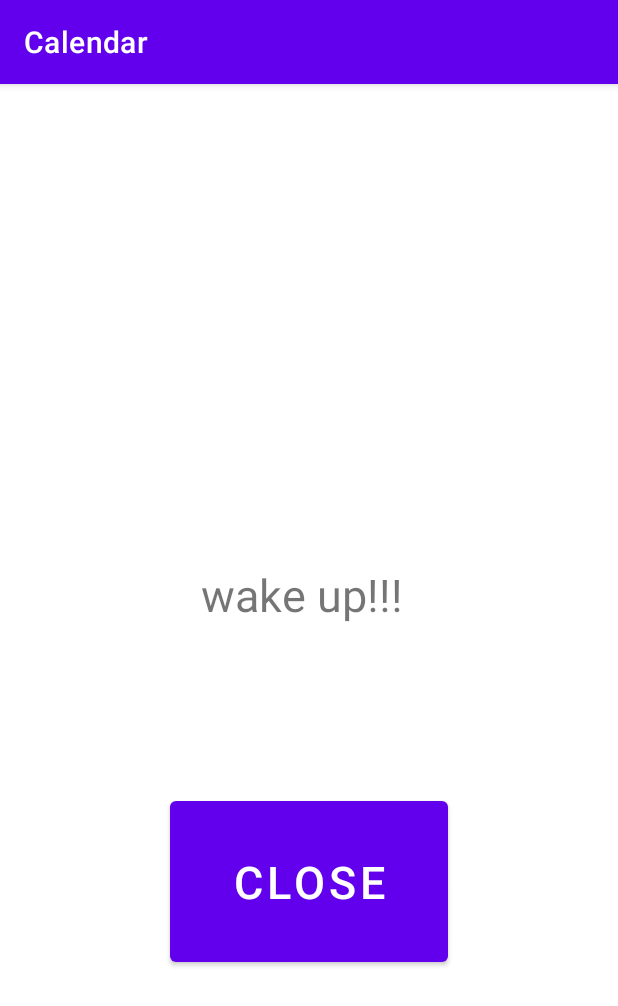
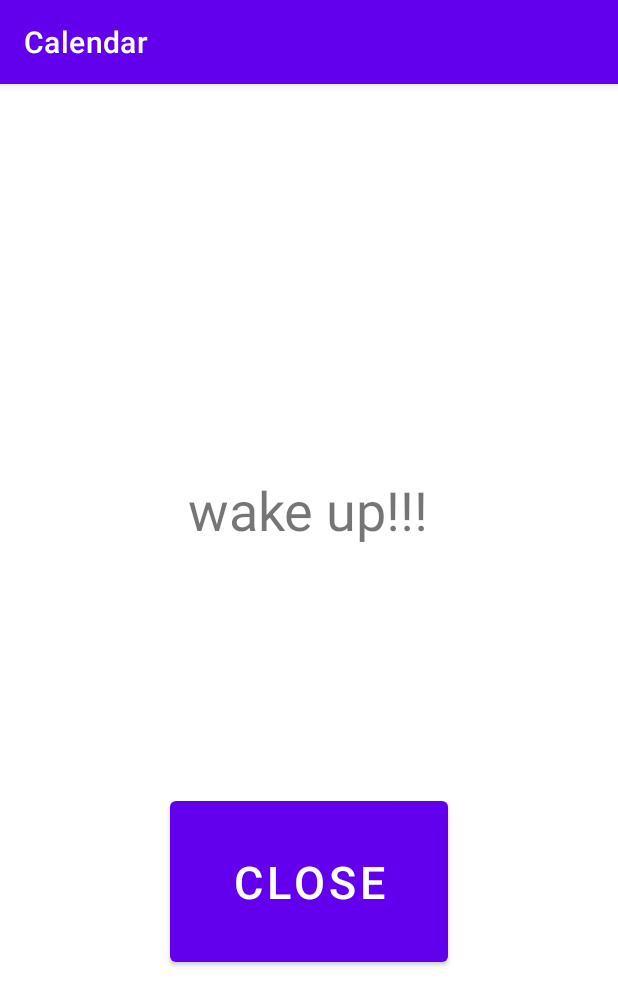
Before and after one commit to 525750302/calender, an Android app: the PlayAlarm screen opened directly, with no data from a screen before it, on a phone screen of 412 x 824 dp. Shown: the top 1006 px of the screen. Run offline under Robolectric (Android 15) with nearby library versions, the phone set to English and light mode, and no system bars.

Commit message:
真·最终版本

```diff
--- a/app/src/main/java/jp/ac/ritsumei/ise/phy/exp2/is0599pv/calendar/MainActivity.java
+++ b/app/src/main/java/jp/ac/ritsumei/ise/phy/exp2/is0599pv/calendar/MainActivity.java
@@ -471,7 +471,7 @@ public class MainActivity extends AppCompatActivity{
         int month = c.get(Calendar.MONTH)+1;
         int date = c.get(Calendar.DATE);
         int hour = c.get(Calendar.HOUR_OF_DAY);
-        if(class_no == 0 && online==-1) {
+        if(class_no == 0 && (online==-1 || online==2)) {
             c.set(Calendar.HOUR_OF_DAY, 9 - (int)(data.offline_time / 60));
             c.set(Calendar.MINUTE, 60 - (data.offline_time % 60));
         }
@@ -479,7 +479,7 @@ public class MainActivity extends AppCompatActivity{
             c.set(Calendar.HOUR_OF_DAY, 9 - (int)(data.online_time / 60));
             c.set(Calendar.MINUTE, 60 - (data.online_time % 60));
         }
-        else if(class_no==1&& online==-1)
+        else if(class_no==1&& (online==-1|| online==2))
         {
             int i=0;
             if(data.in_advance>45)
@@ -534,7 +534,7 @@ public class MainActivity extends AppCompatActivity{
         if(day_inc==0)
             day_inc +=7;
 
-        c.setTimeInMillis(System.currentTimeMillis()+24*60*60*1000*7);
+        c.setTimeInMillis(System.currentTimeMillis()+24*60*60*1000*day_inc);
         System.out.println( "AUTO "+ stampToDate(c.getTimeInMillis()));
         c.set(Calendar.HOUR_OF_DAY, 2);
         c.set(Calendar.MINUTE, 0);
--- a/app/src/main/java/jp/ac/ritsumei/ise/phy/exp2/is0599pv/calendar/PlayAlarm.java
+++ b/app/src/main/java/jp/ac/ritsumei/ise/phy/exp2/is0599pv/calendar/PlayAlarm.java
@@ -14,11 +14,15 @@ import android.view.View;
 import android.widget.Button;
 import android.widget.TextView;
 
+import java.util.Calendar;
+
 public class PlayAlarm extends AppCompatActivity {
 
     private MediaPlayer mediaPlayer;
     private Button close_btn;
     private TextView font_txt;
+    private TextView text_class;
+    private application_calendar data;
 
     @Override
     protected void onCreate(@Nullable Bundle savedInstanceState) {
@@ -42,7 +46,6 @@ public class PlayAlarm extends AppCompatActivity {
 
         font_txt = (TextView)findViewById(R.id.font_content) ;
         font_txt.setText("wake up!!!");
-
         close_btn = (Button)findViewById(R.id.close_btn);
         close_btn.setOnClickListener(new View.OnClickListener() {
             @Override
--- a/app/src/main/res/layout/activity_play_alarm.xml
+++ b/app/src/main/res/layout/activity_play_alarm.xml
@@ -22,14 +22,12 @@
         android:id="@+id/font_content"
         android:layout_width="wrap_content"
         android:layout_height="wrap_content"
-        android:layout_marginStart="172dp"
-        android:layout_marginTop="268dp"
-        android:layout_marginEnd="181dp"
-        android:layout_marginBottom="60dp"
+        android:layout_marginBottom="164dp"
         android:text="TextView"
-        android:textSize="30sp"
+        android:textSize="36sp"
         app:layout_constraintBottom_toTopOf="@+id/close_btn"
         app:layout_constraintEnd_toEndOf="parent"
-        app:layout_constraintStart_toStartOf="parent"
-        app:layout_constraintTop_toTopOf="parent" />
+        app:layout_constraintHorizontal_bias="0.498"
+        app:layout_constraintStart_toStartOf="parent" />
+
 </androidx.constraintlayout.widget.ConstraintLayout>
```
